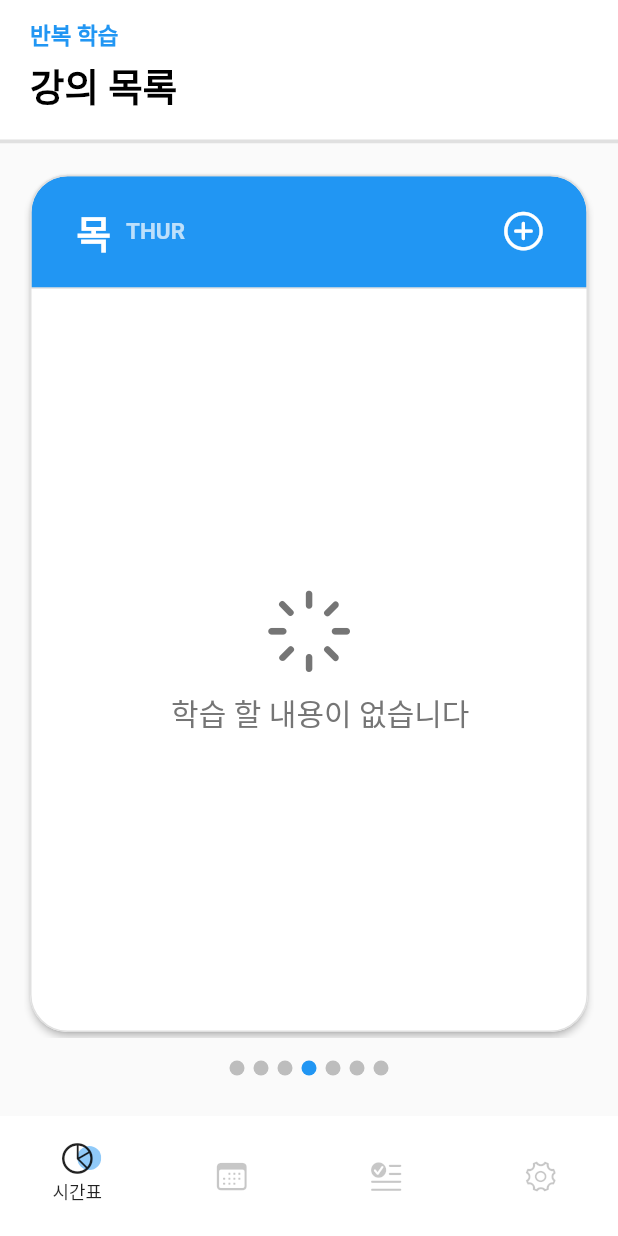
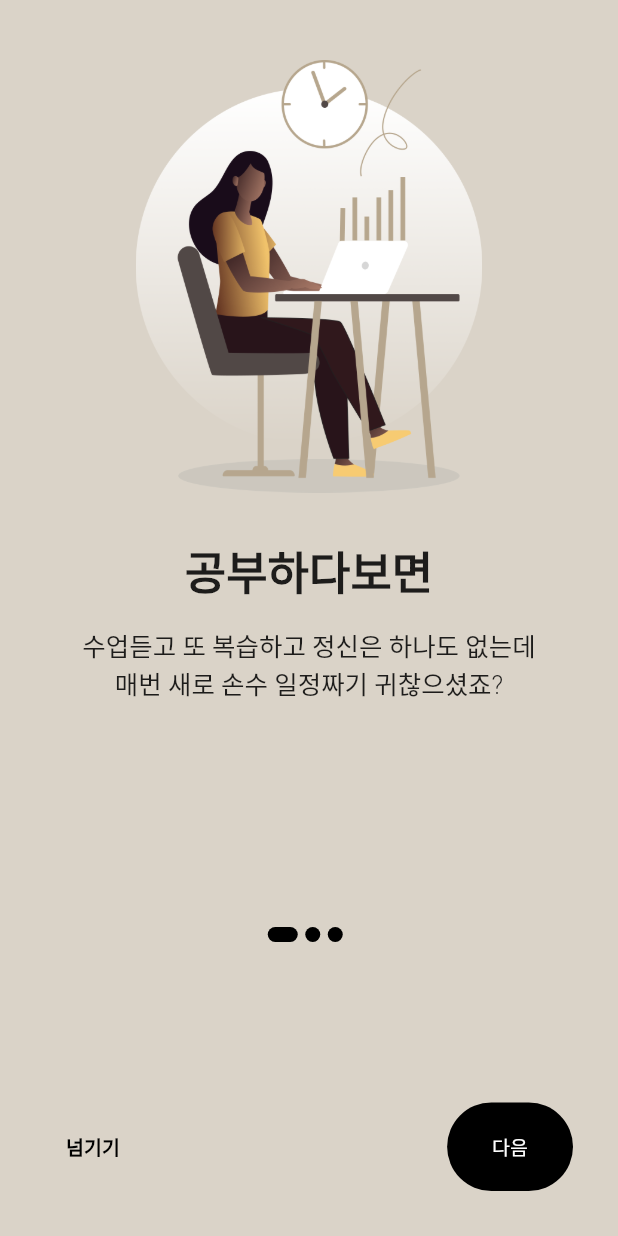
Before and after one commit to dwkim0101/univcal, a Flutter app: the screen it shows after launch, on a phone screen of 412 x 824 dp. Run offline on Flutter 3.47's test engine with Material 2 defaults, Android fonts, the phone set to English and light mode, and no system bars; drawn by our look-alikes of card_swiper; our stand-ins replace hive, hive_flutter, modal_bottom_sheet, syncfusion_flutter_datepicker, table_calendar; accounts and stored records are empty; Roboto replaces fonts that are missing (Mulish).

Commit message:
onboard screen update

```diff
--- a/lib/main.dart
+++ b/lib/main.dart
@@ -1,8 +1,9 @@
 import 'package:flutter/material.dart';
 import 'package:flutter_localizations/flutter_localizations.dart';
 import 'package:hive_flutter/hive_flutter.dart';
-import 'package:univcal/screens/home.dart';
+// import 'package:univcal/screens/home.dart';
 import 'package:univcal/utils.dart';
+import './screens/onboarding/onboarding_screen.dart';
 
 void main() async {
   Hive.registerAdapter(RepeatableEventAdapter());
@@ -42,7 +43,8 @@ class MyApp extends StatelessWidget {
       theme: ThemeData(
         primarySwatch: Colors.blue,
       ),
-      home: const Home(),
+      // home: const Home(),
+      home: const OnboardingScreen(),
     );
   }
 }
--- /dev/null
+++ b/lib/screens/onboarding/onboarding_contents.dart
@@ -0,0 +1,30 @@
+class OnboardingContents {
+  final String title;
+  final String image;
+  final String desc;
+
+  OnboardingContents({
+    required this.title,
+    required this.image,
+    required this.desc,
+  });
+}
+
+List<OnboardingContents> contents = [
+  OnboardingContents(
+    title: "공부하다보면",
+    image: "assets/images/image1.png",
+    desc: "수업듣고 또 복습하고 정신은 하나도 없는데\n매번 새로 손수 일정짜기 귀찮으셨죠?",
+  ),
+  OnboardingContents(
+    title: "그런 당신을 위해",
+    image: "assets/images/image2.png",
+    desc: "지금부터 해야할 복습 루틴\n함께 만들어드릴게요!",
+  ),
+  OnboardingContents(
+    title: "Get notified when work happens",
+    image: "assets/images/image3.png",
+    desc:
+        "Take control of notifications, collaborate live or on your own time.",
+  ),
+];
--- /dev/null
+++ b/lib/screens/onboarding/onboarding_screen.dart
@@ -0,0 +1,233 @@
+import 'package:flutter/material.dart';
+import 'package:flutter_localizations/flutter_localizations.dart';
+import 'package:univcal/screens/home.dart';
+import 'size_config.dart';
+import 'onboarding_contents.dart';
+
+class OnboardingScreen extends StatefulWidget {
+  const OnboardingScreen({Key? key}) : super(key: key);
+
+  @override
+  State<OnboardingScreen> createState() => _OnboardingScreenState();
+}
+
+class _OnboardingScreenState extends State<OnboardingScreen> {
+  late PageController _controller;
+
+  @override
+  void initState() {
+    _controller = PageController();
+    super.initState();
+  }
+
+  double currentOpacity = 0;
+  int _currentPage = 0;
+  List colors = const [
+    Color(0xffDAD3C8),
+    Color(0xffFFE5DE),
+    Color(0xffDCF6E6),
+  ];
+
+  AnimatedContainer _buildDots({
+    int? index,
+  }) {
+    return AnimatedContainer(
+      duration: const Duration(milliseconds: 200),
+      decoration: const BoxDecoration(
+        borderRadius: BorderRadius.all(
+          Radius.circular(50),
+        ),
+        color: Color(0xFF000000),
+      ),
+      margin: const EdgeInsets.only(right: 5),
+      height: 10,
+      curve: Curves.easeIn,
+      width: _currentPage == index ? 20 : 10,
+    );
+  }
+
+  bool opacityController() {
+    if (contents.length == _currentPage + 1) {
+      setState(() {
+        currentOpacity = 1;
+      });
+      return true;
+    } else {
+      setState(() {
+        currentOpacity = 0;
+      });
+      return false;
+    }
+  }
+
+  @override
+  Widget build(BuildContext context) {
+    SizeConfig().init(context);
+    double width = SizeConfig.screenW!;
+    double height = SizeConfig.screenH!;
+
+    return Scaffold(
+      backgroundColor: colors[_currentPage],
+      body: SafeArea(
+        child: Column(
+          children: [
+            Expanded(
+              flex: 3,
+              child: PageView.builder(
+                physics: const BouncingScrollPhysics(),
+                controller: _controller,
+                onPageChanged: (value) => setState(() => _currentPage = value),
+                itemCount: contents.length,
+                itemBuilder: (context, i) {
+                  return Padding(
+                    padding: const EdgeInsets.all(40.0),
+                    child: Column(
+                      children: [
+                        Image.asset(
+                          contents[i].image,
+                          height: SizeConfig.blockV! * 35,
+                        ),
+                        SizedBox(
+                          height: (height >= 840) ? 60 : 30,
+                        ),
+                        Text(
+                          contents[i].title,
+                          textAlign: TextAlign.center,
+                          style: TextStyle(
+                            fontFamily: "Mulish",
+                            fontWeight: FontWeight.w600,
+                            fontSize: (width <= 550) ? 30 : 35,
+                          ),
+                        ),
+                        const SizedBox(height: 15),
+                        Text(
+                          contents[i].desc,
+                          style: TextStyle(
+                            fontFamily: "Mulish",
+                            fontWeight: FontWeight.w300,
+                            fontSize: (width <= 550) ? 17 : 25,
+                          ),
+                          textAlign: TextAlign.center,
+                        )
+                      ],
+                    ),
+                  );
+                },
+              ),
+            ),
+            Expanded(
+              flex: 1,
+              child: Column(
+                mainAxisAlignment: MainAxisAlignment.spaceBetween,
+                children: [
+                  Row(
+                    mainAxisAlignment: MainAxisAlignment.center,
+                    children: List.generate(
+                      contents.length,
+                      (int index) => _buildDots(
+                        index: index,
+                      ),
+                    ),
+                  ),
+                  opacityController()
+                      ? AnimatedOpacity(
+                          opacity: currentOpacity,
+                          duration: const Duration(milliseconds: 3000),
+                          child: Padding(
+                            padding: const EdgeInsets.all(30),
+                            child: ElevatedButton(
+                              onPressed: () {
+                                @override
+                                Widget build(BuildContext context) {
+                                  return MaterialApp(
+                                    debugShowCheckedModeBanner: false,
+                                    title: 'UnivCal',
+                                    localizationsDelegates: const [
+                                      GlobalMaterialLocalizations.delegate,
+                                      GlobalWidgetsLocalizations.delegate,
+                                      GlobalCupertinoLocalizations.delegate,
+                                    ],
+                                    supportedLocales: const [
+                                      Locale('ko', 'KR'),
+                                      // include country code too
+                                    ],
+                                    theme: ThemeData(
+                                      primarySwatch: Colors.blue,
+                                    ),
+                                    home: const Home(),
+                                  );
+                                }
+                              },
+                              style: ElevatedButton.styleFrom(
+                                backgroundColor: Colors.black,
+                                shape: RoundedRectangleBorder(
+                                  borderRadius: BorderRadius.circular(50),
+                                ),
+                                padding: (width <= 550)
+                                    ? const EdgeInsets.symmetric(
+                                        horizontal: 100, vertical: 20)
+                                    : EdgeInsets.symmetric(
+                                        horizontal: width * 0.2, vertical: 25),
+                                textStyle: TextStyle(
+                                    fontSize: (width <= 550) ? 13 : 17),
+                              ),
+                              child: const Text("시작하기"),
+                            ),
+                          ),
+                        )
+                      : Padding(
+                          padding: const EdgeInsets.all(30),
+                          child: Row(
+                            mainAxisAlignment: MainAxisAlignment.spaceBetween,
+                            children: [
+                              TextButton(
+                                onPressed: () {
+                                  _controller.jumpToPage(2);
+                                },
+                                style: TextButton.styleFrom(
+                                  elevation: 0,
+                                  textStyle: TextStyle(
+                                    fontWeight: FontWeight.w600,
+                                    fontSize: (width <= 550) ? 13 : 17,
+                                  ),
+                                ),
+                                child: const Text(
+                                  "넘기기",
+                                  style: TextStyle(color: Colors.black),
+                                ),
+                              ),
+                              ElevatedButton(
+                                onPressed: () {
+                                  _controller.nextPage(
+                                    duration: const Duration(milliseconds: 200),
+                                    curve: Curves.easeIn,
+                                  );
+                                },
+                                style: ElevatedButton.styleFrom(
+                                  backgroundColor: Colors.black,
+                                  shape: RoundedRectangleBorder(
+                                    borderRadius: BorderRadius.circular(50),
+                                  ),
+                                  elevation: 0,
+                                  padding: (width <= 550)
+                                      ? const EdgeInsets.symmetric(
+                                          horizontal: 30, vertical: 20)
+                                      : const EdgeInsets.symmetric(
+                                          horizontal: 30, vertical: 25),
+                                  textStyle: TextStyle(
+                                      fontSize: (width <= 550) ? 13 : 17),
+                                ),
+                                child: const Text("다음"),
+                              ),
+                            ],
+                          ),
+                        )
+                ],
+              ),
+            ),
+          ],
+        ),
+      ),
+    );
+  }
+}
--- /dev/null
+++ b/lib/screens/onboarding/size_config.dart
@@ -0,0 +1,17 @@
+import 'package:flutter/material.dart';
+
+class SizeConfig {
+  static MediaQueryData? _mediaQueryData;
+  static double? screenW;
+  static double? screenH;
+  static double? blockH;
+  static double? blockV;
+
+  void init(BuildContext context) {
+    _mediaQueryData = MediaQuery.of(context);
+    screenW = _mediaQueryData!.size.width;
+    screenH = _mediaQueryData!.size.height;
+    blockH = screenW! / 100;
+    blockV = screenH! / 100;
+  }
+}
--- a/pubspec.yaml
+++ b/pubspec.yaml
@@ -70,7 +70,8 @@ flutter:
   # included with your application, so that you can use the icons in
   # the material Icons class.
   uses-material-design: true
-
+  assets:
+    - assets/images/
   # To add assets to your application, add an assets section, like this:
   # assets:
   #   - images/a_dot_burr.jpeg
```
Also changed, not shown: lib/screens/editing.dart (+27 -30 lines), assets/images/image1.png (added), assets/images/image2.png (added), assets/images/image3.png (added), 1 other file.
